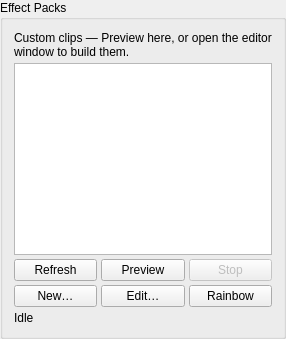
Qt form ui/forms/EffectPackPanel.ui (Wolfieeewolf/OpenRGB3DSpatialPlugin) before a commit.
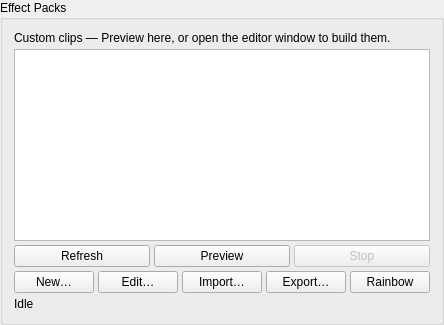
The same form after that commit.

Commit message:
feat: polish effect packs and keep library edits out of the profile
Colour and gradient presets save with the plugin, the pack editor can recolour stops and scrub block times, and removing a placed custom controller marks the OpenRGB profile unsaved.

Patch:
```diff
--- a/ui/forms/EffectPackPanel.ui
+++ b/ui/forms/EffectPackPanel.ui
@@ -73,6 +73,26 @@
        </property>
       </widget>
      </item>
+     <item>
+      <widget class="QPushButton" name="importButton">
+       <property name="text">
+        <string>Import…</string>
+       </property>
+       <property name="toolTip">
+        <string>Copy effect pack files into effect-packs and open them to map controllers</string>
+       </property>
+      </widget>
+     </item>
+     <item>
+      <widget class="QPushButton" name="exportButton">
+       <property name="text">
+        <string>Export…</string>
+       </property>
+       <property name="toolTip">
+        <string>Save the selected effect pack somewhere you can share</string>
+       </property>
+      </widget>
+     </item>
      <item>
       <widget class="QPushButton" name="seedExampleButton">
        <property name="text">
```
The commit also changes 26 other files.
